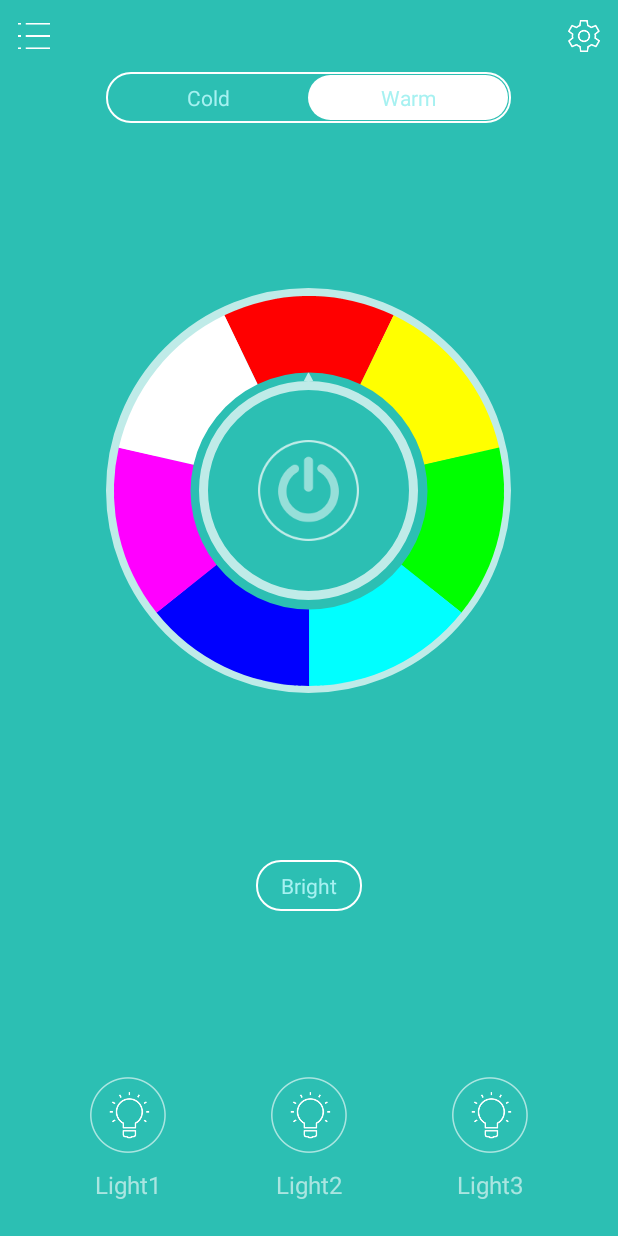
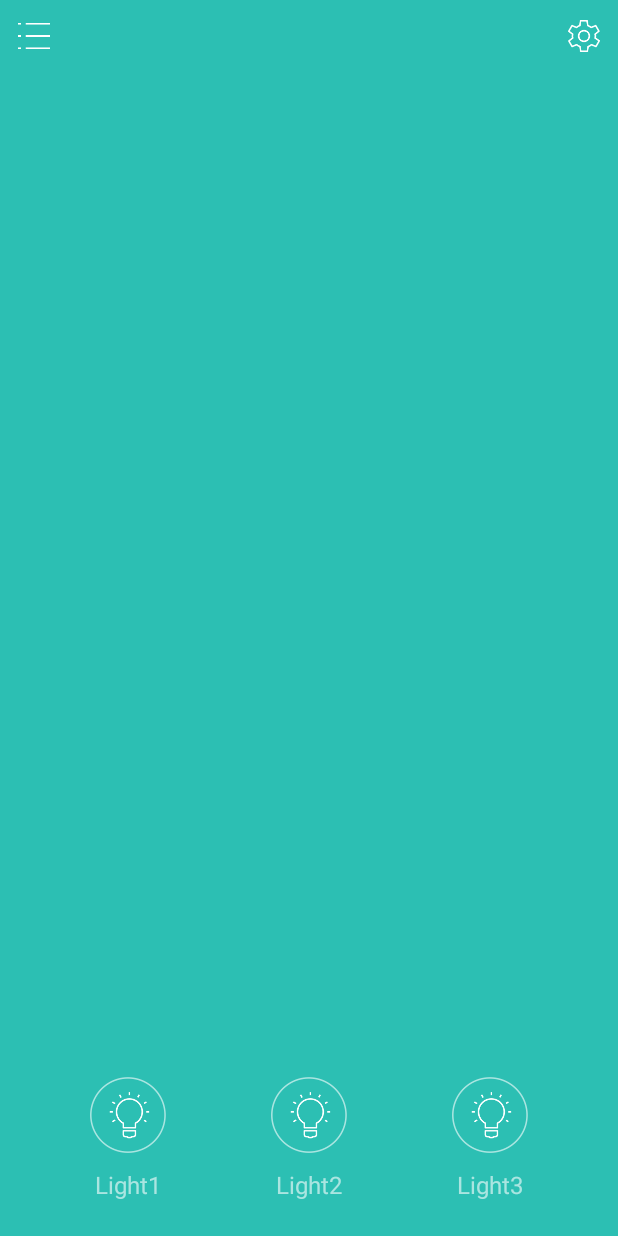
Before and after one commit to rabbitom/OpenIoT, an Android app: the screen it shows after launch (MainActivity), on a phone screen of 412 x 824 dp. Run offline under Robolectric (Android 15) with nearby library versions, the phone set to English and light mode, and no system bars.

Commit message:
默认隐藏灯控界面的内容，有选中的灯时再显示

```diff
--- a/app/app/src/main/java/net/erabbit/lightingapp/LightFragment.java
+++ b/app/app/src/main/java/net/erabbit/lightingapp/LightFragment.java
@@ -93,6 +93,12 @@ implements CheckBox.OnCheckedChangeListener, ColorPlateCircleView.OnColorPlateCh
     }
 
     @Override
+    public void onViewCreated(View view, Bundle savedInstanceState) {
+        super.onViewCreated(view, savedInstanceState);
+        view.setVisibility(View.INVISIBLE);
+    }
+
+    @Override
     public void onAttach(Activity activity) {
         super.onAttach(activity);
         try {
--- a/app/app/src/main/java/net/erabbit/lightingapp/MainActivity.java
+++ b/app/app/src/main/java/net/erabbit/lightingapp/MainActivity.java
@@ -143,6 +143,9 @@ public class MainActivity extends BaseActivity
         else if((curLightsMask & lightMask) > 0)
             curLightsMask -= lightMask;
         Log.d("ui", "lights mask = " + curLightsMask);
+        View lightView = lightFragment.getView();
+        if(lightView != null)
+            lightView.setVisibility(curLightsMask == 0 ? View.INVISIBLE : View.VISIBLE);
     }
 
     @Override
```
